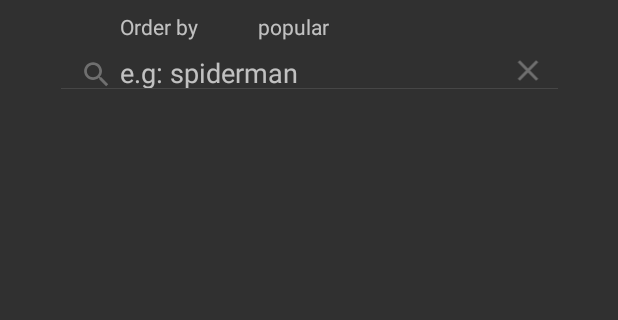
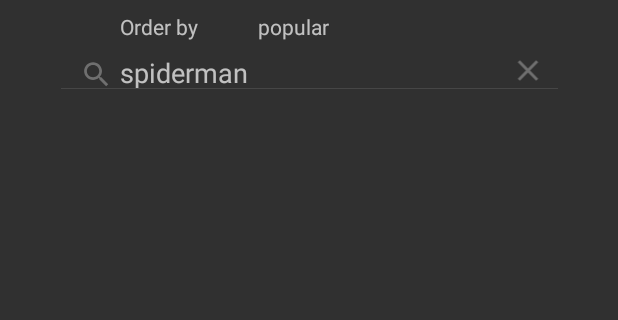
Before and after one commit to johnny3young/SearchMovies, an Android app: the screen it shows after launch (MainActivity), after a tap on "Search", on a phone screen of 412 x 824 dp, the part 237-557 px from its top. Run offline under Robolectric (Android 15) with nearby library versions, the phone set to English and light mode, and no system bars.

Commit message:
Begining version two

```diff
--- a/app/src/main/res/layout/activity_main.xml
+++ b/app/src/main/res/layout/activity_main.xml
@@ -58,7 +58,7 @@
             android:layout_width="347dp"
             android:layout_height="24dp"
             android:elevation="4dp"
-            app:queryHint="e.g: spiderman"
+            app:queryHint="spiderman"
             app:layout_constraintStart_toStartOf="parent"
             android:layout_marginStart="8dp"
             app:layout_constraintEnd_toEndOf="parent"
```
Also changed, not shown: app/src/main/java/com/black3/app/searchmovies/MainActivity.kt (+5 -7 lines).
